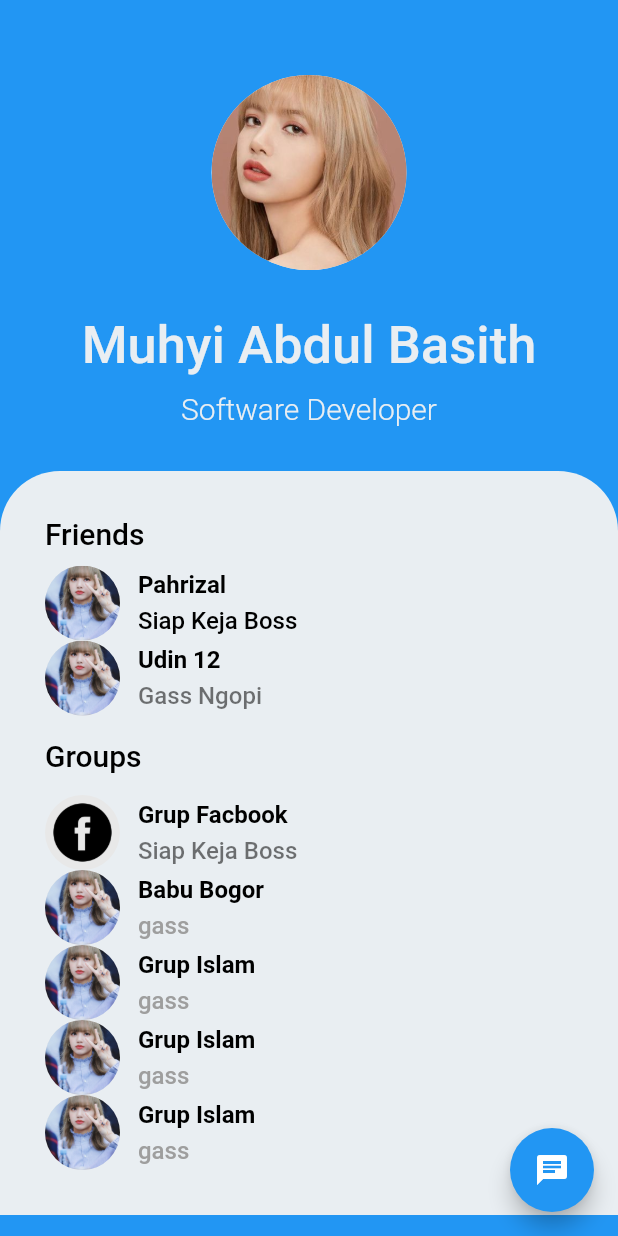
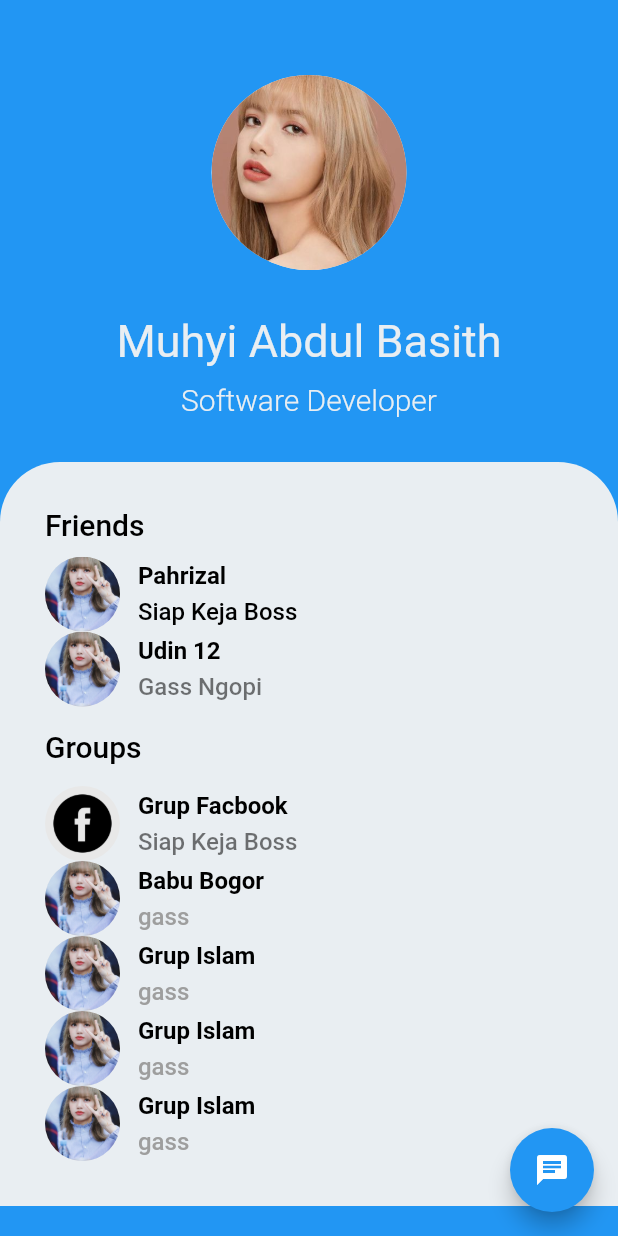
Before and after one commit to pahrizal-1/tesSiap, a Flutter app: the screen it shows after launch, on a phone screen of 412 x 824 dp. Run offline on Flutter 3.47's test engine with Material 2 defaults, Android fonts, the light colour scheme and no system bars.

Commit message:
update value

```diff
--- a/lib/theme/theme.dart
+++ b/lib/theme/theme.dart
@@ -12,8 +12,8 @@ TextStyle secondTextsylte = const TextStyle(
 
 TextStyle titleTextStyle = TextStyle(
   color: whiteColor,
-  fontSize: 35,
-  fontWeight: FontWeight.w500,
+  fontSize: 30,
+  fontWeight: FontWeight.w400,
 );
 
 TextStyle subtitleTextStyle = TextStyle(
@@ -23,7 +23,7 @@ TextStyle subtitleTextStyle = TextStyle(
 );
 
 TextStyle contackTextStyle = const TextStyle(
-  fontWeight: FontWeight.w500,
+  fontWeight: FontWeight.w400,
   fontSize: 20,
 );
 
```
